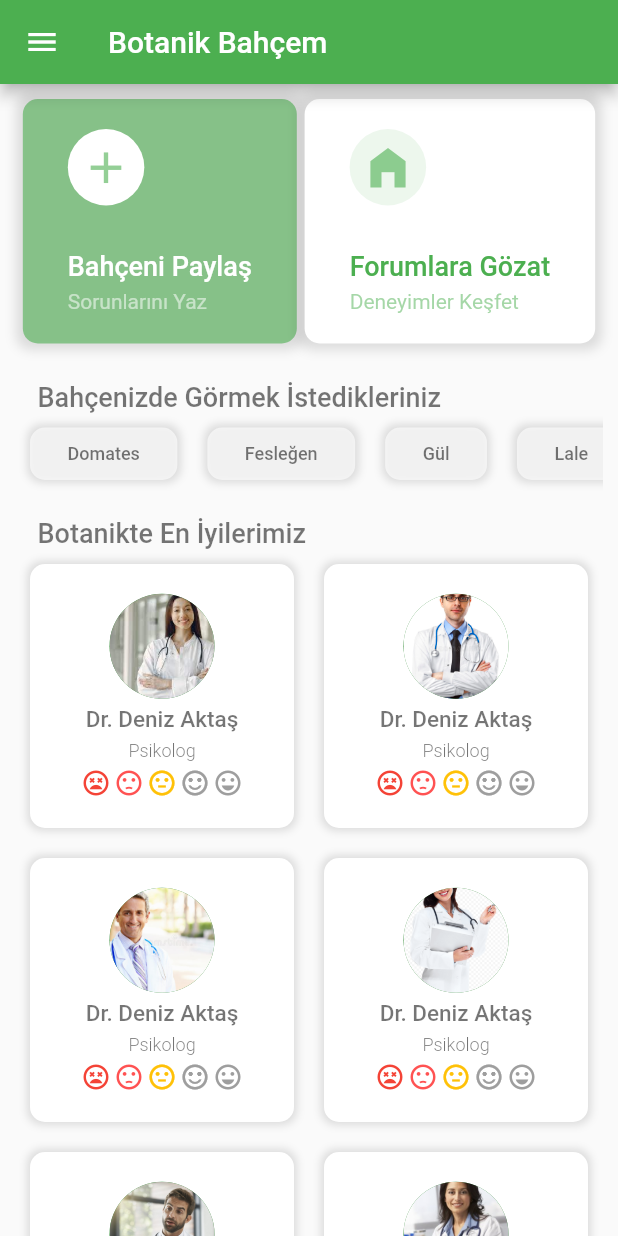
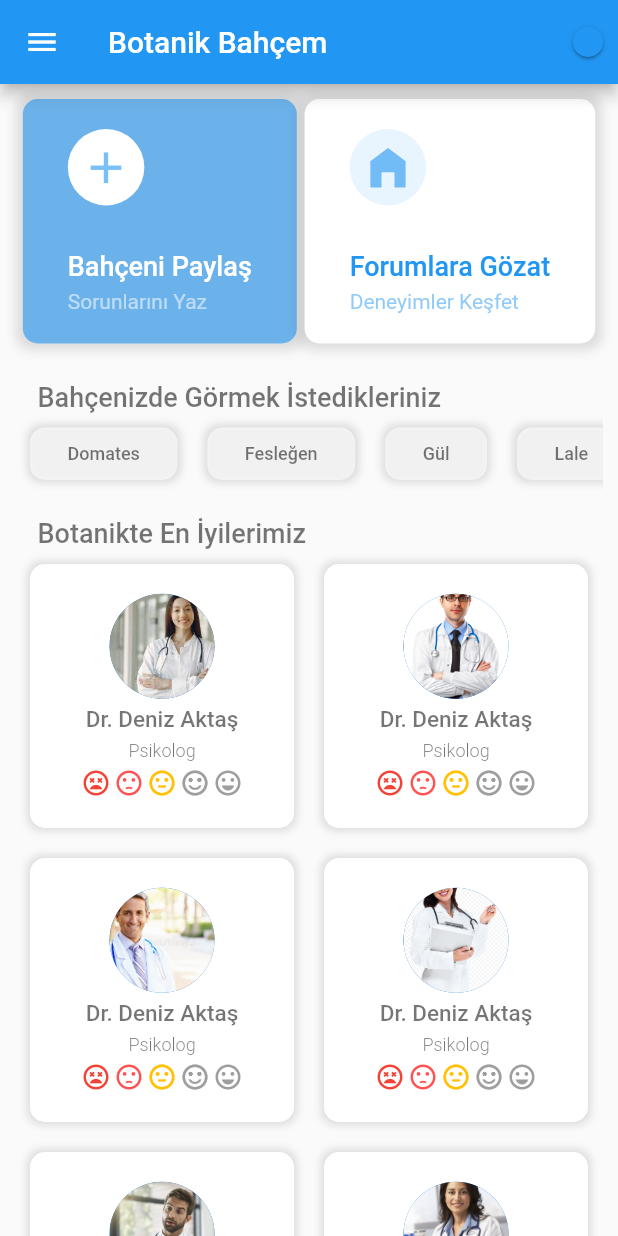
Before and after one commit to MuhammetVural/BotanikBahcem, a Flutter app: the screen it shows after launch, in the side drawer, after a tap on "Bahçeni Paylaş", on a phone screen of 412 x 824 dp. Run offline on Flutter 3.47's test engine with Material 2 defaults, Android fonts, the phone set to English and light mode, and no system bars; drawn by our look-alikes of flutter_rating_bar; our stand-ins replace cloud_firestore, firebase_auth, firebase_core, firebase_storage, image_picker, shared_preferences; accounts and stored records are empty.

Commit message:
Dark Theme Eklendi

```diff
--- a/lib/features/home/presentation/pages/home_page.dart
+++ b/lib/features/home/presentation/pages/home_page.dart
@@ -2,9 +2,11 @@ import 'package:botanik_bahcem/features/home/presentation/splash_screen.dart';
 import 'package:botanik_bahcem/features/home/presentation/widgets/my_drawer.dart';
 import 'package:flutter/material.dart';
 import 'package:flutter_rating_bar/flutter_rating_bar.dart';
+import 'package:provider/provider.dart';
 
 import '../../../upload_topic/presentation/pages/menus_upload_screen.dart';
 import '../widgets/drawer.dart';
+import '../widgets/theme_modal.dart';
 
 class HomePage extends StatefulWidget {
   const HomePage({super.key});
@@ -37,8 +39,10 @@ class _HomePageState extends State<HomePage> {
   ];
   @override
   Widget build(BuildContext context) {
-    return Scaffold(
-      appBar: AppBar(title: const Text('Botanik Bahçem'),),
+    return Consumer(builder: (context, ThemeModal themeNotifier, child){
+
+      return Scaffold(
+      appBar: AppBar(title: const Text('Botanik Bahçem'), actions: [Switch(value: themeNotifier.isDark ? false : true, onChanged: (value){themeNotifier.isDark ? themeNotifier.isDark = false : themeNotifier.isDark = true;})],),
       drawer: const MyDrawer(),
       body: SingleChildScrollView(
         physics: const BouncingScrollPhysics(),
@@ -346,5 +350,9 @@ class _HomePageState extends State<HomePage> {
 
 
       );
+
+
+    });
+
   }
 }
--- /dev/null
+++ b/lib/features/home/presentation/widgets/theme_modal.dart
@@ -0,0 +1,31 @@
+import 'package:botanik_bahcem/features/home/presentation/widgets/theme_shared_prefrences.dart';
+import 'package:flutter/material.dart';
+
+class ThemeModal extends ChangeNotifier {
+late bool _isDark;
+late ThemeSharedPrefrences themeSharedPrefrences;
+bool get isDark => _isDark;
+
+ThemeModal(){
+  _isDark = false;
+  themeSharedPrefrences = ThemeSharedPrefrences();
+  getThemePrefrences();
+  }
+
+  set isDark(bool value){
+    _isDark = value;
+    themeSharedPrefrences.setTheme(value);
+    notifyListeners();
+  }
+
+
+  @override
+  Widget build(BuildContext context) {
+    return Container();
+  }
+
+  getThemePrefrences() async{
+    _isDark = await themeSharedPrefrences.getTheme();
+    notifyListeners();
+  }
+}
--- /dev/null
+++ b/lib/features/home/presentation/widgets/theme_shared_prefrences.dart
@@ -0,0 +1,15 @@
+import 'package:shared_preferences/shared_preferences.dart';
+
+class ThemeSharedPrefrences{
+  static const PREF_KEY = "prefrences";
+
+  setTheme(bool value) async{
+    SharedPreferences sharedPreferences = await SharedPreferences.getInstance();
+    sharedPreferences.setBool(PREF_KEY, value);
+  }
+
+  getTheme() async{
+    SharedPreferences sharedPreferences = await SharedPreferences.getInstance();
+    return sharedPreferences.getBool(PREF_KEY) ?? false;
+  }
+}
--- a/lib/main.dart
+++ b/lib/main.dart
@@ -1,8 +1,10 @@
 import 'package:botanik_bahcem/features/home/presentation/pages/home_page.dart';
 import 'package:botanik_bahcem/features/home/presentation/splash_screen.dart';
+import 'package:botanik_bahcem/features/home/presentation/widgets/theme_modal.dart';
 import 'package:botanik_bahcem/firebase_options.dart';
 import 'package:firebase_core/firebase_core.dart';
 import 'package:flutter/material.dart';
+import 'package:provider/provider.dart';
 
 import 'features/login/presentation/pages/login_page.dart';
 
@@ -20,14 +22,15 @@ class MyApp extends StatelessWidget {
   // This widget is the root of your application.
   @override
   Widget build(BuildContext context) {
-    return MaterialApp(
+
+    return ChangeNotifierProvider(create: (_) => ThemeModal(), child: Consumer(builder: (context, ThemeModal ThemeModal, child){
+      return MaterialApp(
       debugShowCheckedModeBanner: false,
       title: 'Flutter Demo',
-      theme: ThemeData(
-
-        primarySwatch: Colors.green,
-      ),
+      theme: ThemeModal.isDark ? ThemeData.dark() : ThemeData.light(),
        home: const HomePage(),
     );
+    }),);
+
   }
 }
--- a/pubspec.yaml
+++ b/pubspec.yaml
@@ -50,6 +50,7 @@ dependencies:
   fluttertoast: ^8.1.2
 
   shared_preferences: ^2.0.15
+  provider: ^6.0.5
 
 dev_dependencies:
   flutter_test:
```
Also changed, not shown: pubspec.lock.
